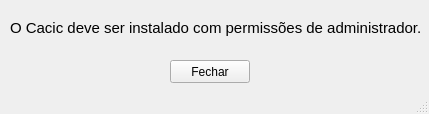
The window that install-cacic-gui/noroot.ui (lightbase/cacic-agente) describes before a commit, drawn with Qt 5.
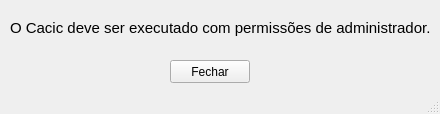
The same window after the commit.

Commit message: melhorias no install cacic gui

The edit to the form file:
```diff
--- a/install-cacic-gui/noroot.ui
+++ b/install-cacic-gui/noroot.ui
@@ -6,19 +6,19 @@
    <rect>
     <x>0</x>
     <y>0</y>
-    <width>429</width>
+    <width>440</width>
     <height>114</height>
    </rect>
   </property>
   <property name="minimumSize">
    <size>
-    <width>429</width>
+    <width>440</width>
     <height>114</height>
    </size>
   </property>
   <property name="maximumSize">
    <size>
-    <width>429</width>
+    <width>440</width>
     <height>114</height>
    </size>
   </property>
@@ -31,7 +31,7 @@
      <rect>
       <x>10</x>
       <y>20</y>
-      <width>411</width>
+      <width>451</width>
       <height>16</height>
      </rect>
     </property>
@@ -41,7 +41,7 @@
      </font>
     </property>
     <property name="text">
-     <string>O Cacic deve ser instalado com permissões de administrador.</string>
+     <string>O Cacic deve ser executado com permissões de administrador.</string>
     </property>
     <property name="textFormat">
      <enum>Qt::PlainText</enum>
```
The commit also changes 7 other files.
